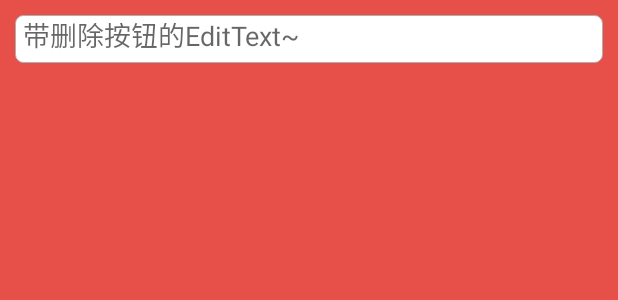
After one commit to 2604150210/MyApplication3, an Android app: the layout activity_deleteedit.xml on its own in the app's theme, with its tools: preview values and no code run, on a phone screen of 412 x 824 dp. The commit adds this screen. Shown: the top 300 px of the screen. Run offline under Robolectric (Android 15) with nearby library versions, the phone set to English and light mode, and no system bars.

Commit message:
自定义EditText，输入文本框右侧有个删除按钮，点击按钮可以删除文本

```diff
--- /dev/null
+++ b/app/src/main/java/com/example/administrator/myapplication/DelEditText.java
@@ -0,0 +1,75 @@
+package com.example.administrator.myapplication;
+
+import android.content.Context;
+import android.graphics.Rect;
+import android.graphics.drawable.Drawable;
+import android.text.Editable;
+import android.text.TextWatcher;
+import android.util.AttributeSet;
+import android.view.MotionEvent;
+import android.widget.EditText;
+
+public class DelEditText extends EditText {
+
+    private Drawable imgClear;
+    private Context mContext;
+
+    public DelEditText(Context context, AttributeSet attrs) {
+        super(context, attrs);
+        this.mContext = context;
+        init();
+    }
+
+    private void init() {
+        imgClear = mContext.getResources().getDrawable(R.drawable.delete_gray);
+        addTextChangedListener(new TextWatcher() {
+            @Override
+            public void beforeTextChanged(CharSequence s, int start, int count, int after) {
+
+            }
+
+            @Override
+            public void onTextChanged(CharSequence s, int start, int before, int count) {
+
+            }
+
+            @Override
+            public void afterTextChanged(Editable editable) {
+                setDrawable();
+            }
+        });
+    }
+
+
+    //绘制删除图片
+    private void setDrawable(){
+        if (length() < 1)
+            setCompoundDrawablesWithIntrinsicBounds(null, null, null, null);
+        else
+            setCompoundDrawablesWithIntrinsicBounds(null, null, imgClear, null);
+    }
+
+
+    //当触摸范围在右侧时，触发删除方法，隐藏叉叉
+    @Override
+    public boolean onTouchEvent(MotionEvent event) {
+        if(imgClear != null && event.getAction() == MotionEvent.ACTION_UP)
+        {
+            int eventX = (int) event.getRawX();
+            int eventY = (int) event.getRawY();
+            Rect rect = new Rect();
+            getGlobalVisibleRect(rect);
+            rect.left = rect.right - 100;
+            if (rect.contains(eventX, eventY))
+                setText("");
+        }
+        return super.onTouchEvent(event);
+    }
+
+
+    @Override
+    protected void finalize() throws Throwable {
+        super.finalize();
+    }
+
+}
--- /dev/null
+++ b/app/src/main/res/drawable/bg_frame_search.xml
@@ -0,0 +1,6 @@
+<?xml version="1.0" encoding="utf-8"?>
+<shape xmlns:android="http://schemas.android.com/apk/res/android" >
+    <solid android:color="@color/background_white" />
+    <corners android:radius="5dp" />
+    <stroke android:width="1px" android:color="@color/frame_search"/>
+</shape>
--- /dev/null
+++ b/app/src/main/res/drawable/delete_gray.xml
@@ -0,0 +1,4 @@
+<?xml version="1.0" encoding="utf-8"?>
+<selector xmlns:android="http://schemas.android.com/apk/res/android">
+    <item android:drawable="@mipmap/cancel"/>
+</selector>
--- /dev/null
+++ b/app/src/main/res/layout/activity_deleteedit.xml
@@ -0,0 +1,21 @@
+<LinearLayout xmlns:android="http://schemas.android.com/apk/res/android"
+    xmlns:tools="http://schemas.android.com/tools"
+    android:layout_width="match_parent"
+    android:layout_height="match_parent"
+    android:background="@color/back_red"
+    android:orientation="vertical"
+    tools:context=".MainActivity">
+
+    <com.example.administrator.myapplication.DelEditText
+        android:id="@+id/edit_search"
+        android:layout_width="match_parent"
+        android:layout_height="32dp"
+        android:layout_margin="10dp"
+        android:background="@drawable/bg_frame_search"
+        android:hint="带删除按钮的EditText~"
+        android:maxLength="20"
+        android:padding="5dp"
+        android:singleLine="true" />
+
+
+</LinearLayout>
--- a/app/src/main/res/values/colors.xml
+++ b/app/src/main/res/values/colors.xml
@@ -3,4 +3,12 @@
     <color name="colorPrimary">#008577</color>
     <color name="colorPrimaryDark">#00574B</color>
     <color name="colorAccent">#d81b60</color>
+    <color name="reveal_color">#FFFFFF</color>
+    <color name="bottom_color">#3086E4</color>
+    <color name="bottom_bg">#40BAF8</color>
+    <color name="frame_search">#ADAEAD</color>
+    <color name="background_white">#FFFFFF</color>
+    <color name="background_grey">#AAAAAA</color>
+    <color name="background_black">#000000</color>
+    <color name="back_red">#e75049</color>
 </resources>
```
Also changed, not shown: app/src/main/java/com/example/administrator/myapplication/DeleteEditActivity.java (added, +17 -0 lines), app/src/main/res/mipmap-hdpi/cancel.png (added).
